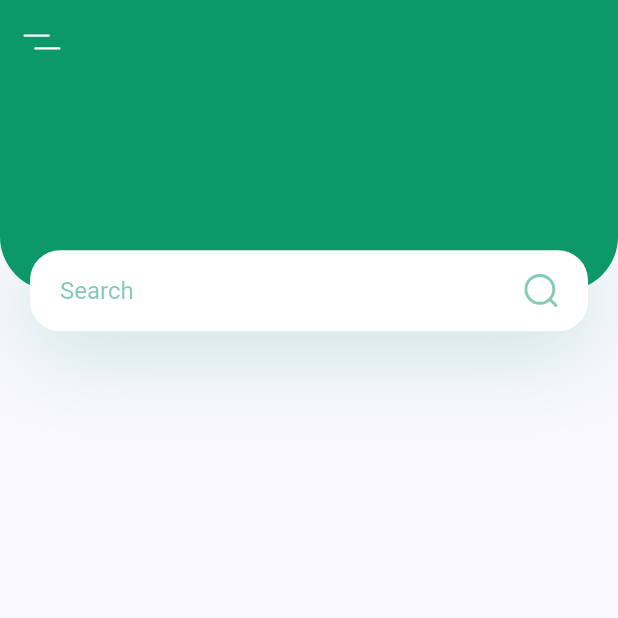
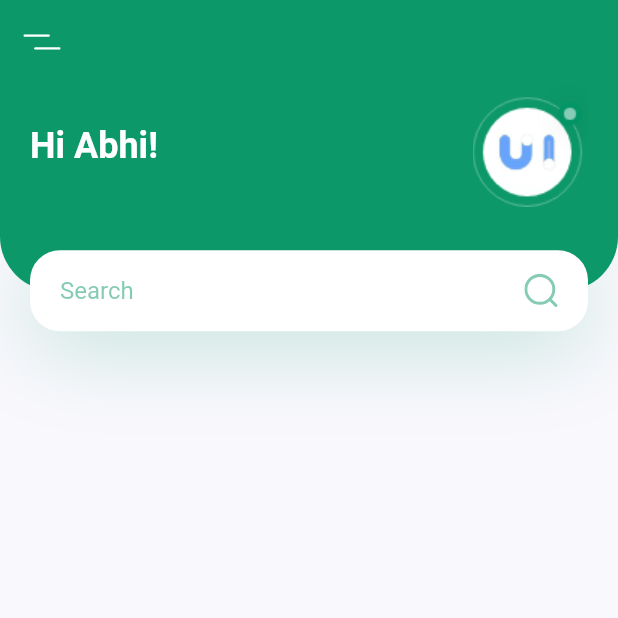
Before and after one commit to meisabikumar/flutter_plant_app, a Flutter app: the screen it shows after launch, on a phone screen of 412 x 824 dp, the top half of it. Run offline on Flutter 3.47's test engine with Material 2 defaults, Android fonts, the phone set to English and light mode, and no system bars; our stand-ins replace flutter_svg.

Commit message:
header with search

```diff
--- a/lib/screens/home/components/body.dart
+++ b/lib/screens/home/components/body.dart
@@ -17,6 +17,11 @@ class Body extends StatelessWidget {
           child: Stack(
             children: [
               Container(
+                padding: const EdgeInsets.only(
+                  left: kDefaultPadding,
+                  right: kDefaultPadding,
+                  bottom: 35 + kDefaultPadding,
+                ),
                 height: size.height * 0.2 - 27,
                 decoration: const BoxDecoration(
                   color: kPrimaryColor,
@@ -24,6 +29,17 @@ class Body extends StatelessWidget {
                     bottomLeft: Radius.circular(36),
                     bottomRight: Radius.circular(36),
                   ),
+                ),
+                child: Row(
+                  children: [
+                    Text(
+                      "Hi Abhi!",
+                      style: Theme.of(context).textTheme.headline5!.copyWith(
+                          color: Colors.white, fontWeight: FontWeight.bold),
+                    ),
+                    const Spacer(),
+                    Image.asset("assets/images/logo.png")
+                  ],
                 ),
               ),
               Positioned(
```
